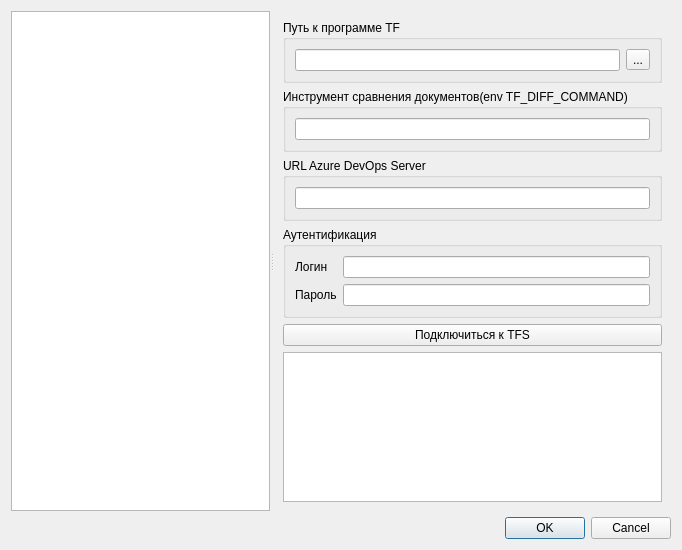
Above: src/settings/SettingsDialog.ui from rnikbond/AppLetTF before the change. Below: the same form after it.
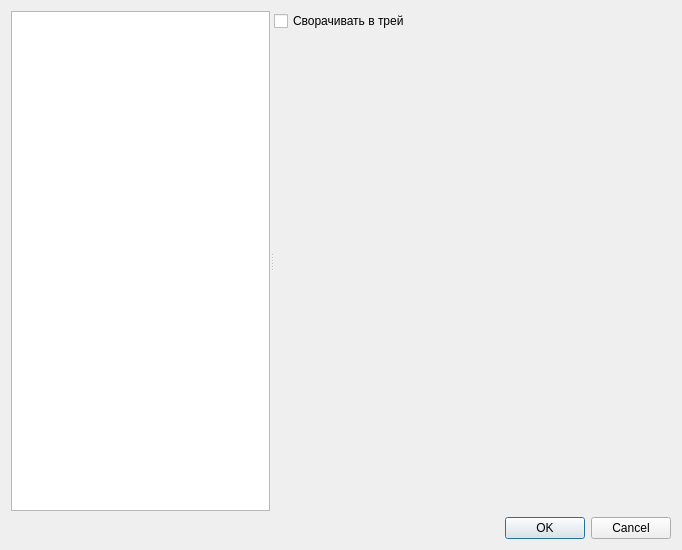
That is the form after the change.

Commit message: Добавлено сворачивание в трей

Diff of the .ui file:
```diff
--- a/src/settings/SettingsDialog.ui
+++ b/src/settings/SettingsDialog.ui
@@ -24,7 +24,46 @@
       <property name="currentIndex">
        <number>0</number>
       </property>
-      <widget class="QWidget" name="pageConfigTFS">
+      <widget class="QWidget" name="commonPage">
+       <layout class="QVBoxLayout" name="verticalLayout_5">
+        <property name="spacing">
+         <number>0</number>
+        </property>
+        <property name="leftMargin">
+         <number>0</number>
+        </property>
+        <property name="topMargin">
+         <number>0</number>
+        </property>
+        <property name="rightMargin">
+         <number>0</number>
+        </property>
+        <property name="bottomMargin">
+         <number>0</number>
+        </property>
+        <item>
+         <widget class="QCheckBox" name="trayCheck">
+          <property name="text">
+           <string>Сворачивать в трей</string>
+          </property>
+         </widget>
+        </item>
+        <item>
+         <spacer name="verticalSpacer">
+          <property name="orientation">
+           <enum>Qt::Vertical</enum>
+          </property>
+          <property name="sizeHint" stdset="0">
+           <size>
+            <width>20</width>
+            <height>478</height>
+           </size>
+          </property>
+         </spacer>
+        </item>
+       </layout>
+      </widget>
+      <widget class="QWidget" name="azurePage">
        <layout class="QVBoxLayout" name="verticalLayout_3">
         <item>
          <widget class="QGroupBox" name="tfPathGBox">
```
The commit also changes 9 other files.
